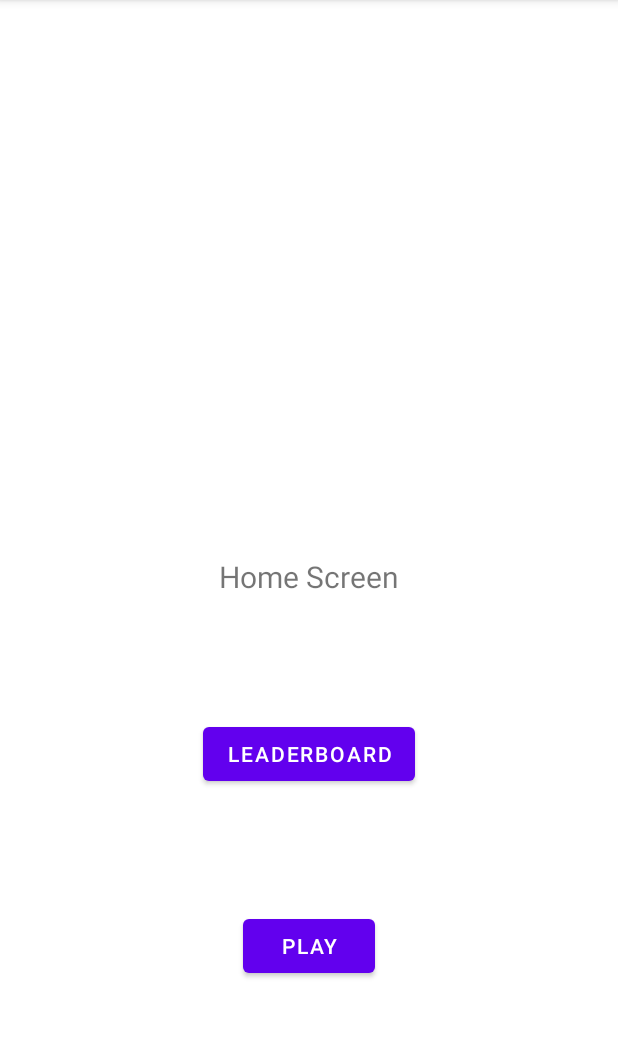
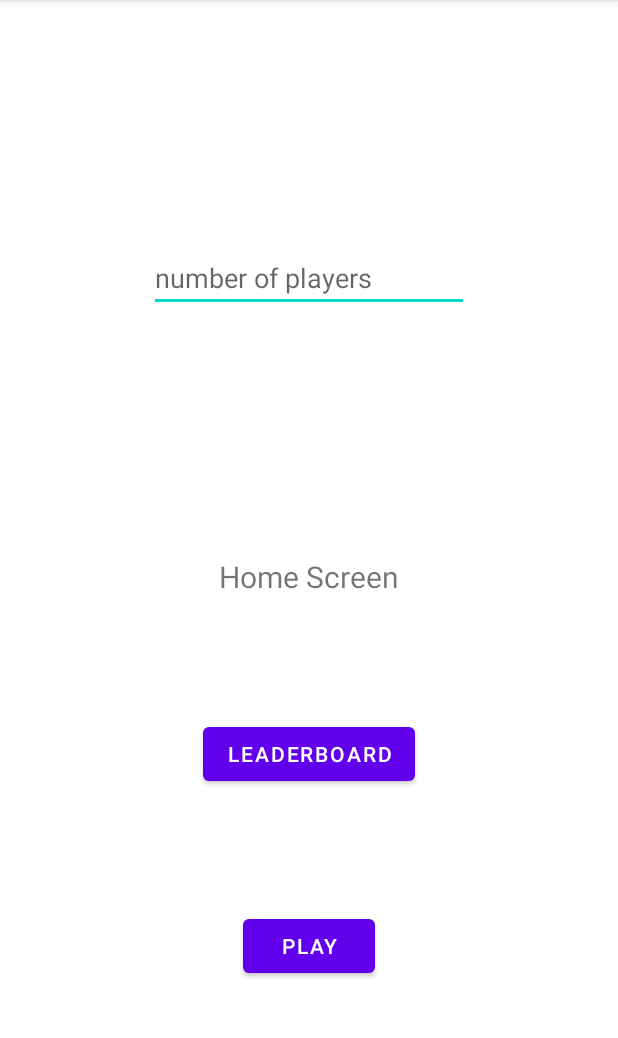
Before and after one commit to Insert-Title-Here/UnoFinal, an Android app: the screen it shows after launch (MainActivity), on a phone screen of 412 x 824 dp, the part 84-1122 px from its top. Run offline under Robolectric (Android 15) with nearby library versions, the phone set to English and light mode, and no system bars.

Commit message:
starting amt of players (EditText)

```diff
--- a/app/src/main/java/com/example/unofinal/MainActivity.java
+++ b/app/src/main/java/com/example/unofinal/MainActivity.java
@@ -6,21 +6,41 @@ import android.content.Intent;
 import android.os.Bundle;
 import android.view.View;
 import android.widget.Button;
+import android.widget.EditText;
+import android.widget.TextView;
 
 public class MainActivity extends AppCompatActivity {
+
+    TextView error;
 
     @Override
     protected void onCreate(Bundle savedInstanceState) {
         super.onCreate(savedInstanceState);
         setContentView(R.layout.activity_main);
 
+        error = findViewById(R.id.errorMessage);
+
+        error.setAlpha(0.0f);
+
 
     }
 
     public void onBtnClick(View view){
         //Button button = findViewById(R.id.playButton);
-        Intent intent = new Intent(MainActivity.this, Play.class);
-        startActivity(intent);
+        EditText players = findViewById(R.id.playerNumber);
+
+
+
+
+        if(!(players.getText().toString().isEmpty())) {
+            Intent intent = new Intent(MainActivity.this, Play.class);
+            startActivity(intent);
+        }else{
+            //players.setHint("Please enter the number of players");
+            error.setAlpha(1.0f);
+
+
+        }
     }
 
     public void leaderboardBtnClick(View view){
--- a/app/src/main/java/com/example/unofinal/Play.java
+++ b/app/src/main/java/com/example/unofinal/Play.java
@@ -13,6 +13,7 @@ import com.example.unofinal.backend.ActionCards;
 import com.example.unofinal.backend.Data;
 import com.example.unofinal.backend.MainCard;
 import com.example.unofinal.CardActivity;
+import com.example.unofinal.backend.bot;
 import com.example.unofinal.backend.player;
 
 
@@ -31,10 +32,7 @@ import java.util.*;
 
 public class Play  extends AppCompatActivity {
 
-    //Stack<MainCard> drawPile = new  Stack<>();
-    //Stack<MainCard> discard = new Stack<>();
-    //MainCard[] deck = new MainCard[108];
-    //ArrayList<ArrayList<MainCard>> game = new ArrayList<ArrayList<MainCard>>();
+
     Data data = new Data();
 
 
@@ -110,6 +108,8 @@ public class Play  extends AppCompatActivity {
         for(int i = 0; i < 2; i++){
             data.gameTest.add(new player());
         }
+
+        data.gameTest.add(new bot());
     }
 
     /*public static void newSetUpGame(MainCard[] arr, Stack<MainCard> draw, ArrayList<ArrayList<MainCard>> hands) {
--- a/app/src/main/java/com/example/unofinal/backend/bot.java
+++ b/app/src/main/java/com/example/unofinal/backend/bot.java
@@ -8,6 +8,10 @@ public class bot  extends player {
 
 	public bot (Stack<MainCard> drawPile) {
 		super(drawPile);
+	}
+
+	public bot(){
+		super();
 	}
 
 	// make a move method
--- a/app/src/main/res/layout/activity_main.xml
+++ b/app/src/main/res/layout/activity_main.xml
@@ -39,4 +39,27 @@
         app:layout_constraintEnd_toEndOf="parent"
         app:layout_constraintStart_toStartOf="parent"
         app:layout_constraintTop_toBottomOf="@+id/homeText" />
+
+    <EditText
+        android:id="@+id/playerNumber"
+        android:layout_width="wrap_content"
+        android:layout_height="wrap_content"
+        android:ems="10"
+        android:hint="number of players"
+        android:inputType="number"
+        app:layout_constraintBottom_toTopOf="@+id/homeText"
+        app:layout_constraintEnd_toEndOf="parent"
+        app:layout_constraintStart_toStartOf="parent"
+        app:layout_constraintTop_toTopOf="parent" />
+
+    <TextView
+        android:id="@+id/errorMessage"
+        android:layout_width="wrap_content"
+        android:layout_height="wrap_content"
+        android:layout_marginBottom="69dp"
+        android:text="Please enter the number of players"
+        app:layout_constraintBottom_toTopOf="@+id/playerNumber"
+        app:layout_constraintEnd_toEndOf="parent"
+        app:layout_constraintStart_toStartOf="parent"
+        app:layout_constraintTop_toTopOf="parent" />
 </androidx.constraintlayout.widget.ConstraintLayout>
```
